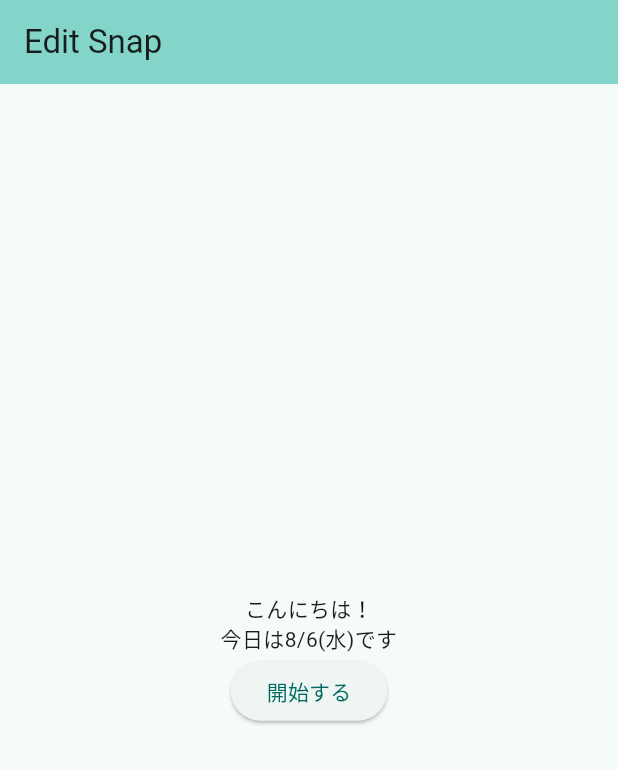
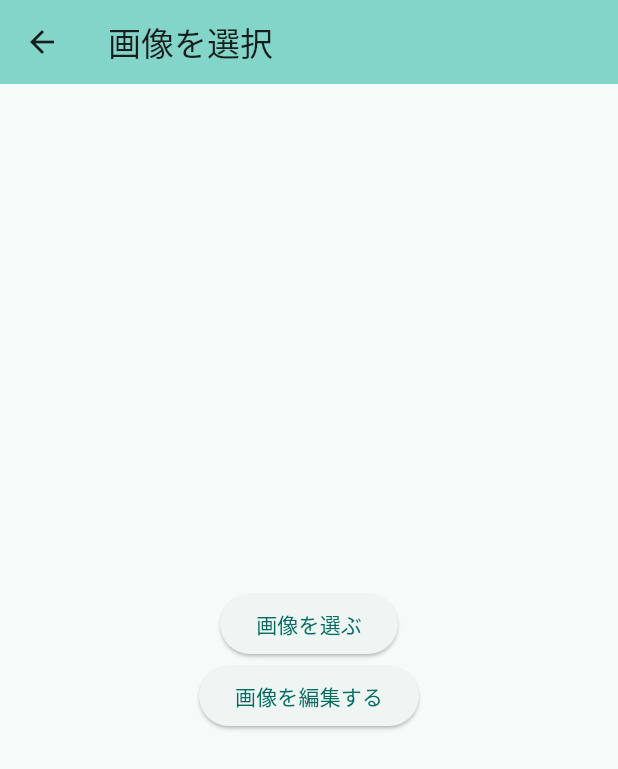
Before and after one commit to f04k04369/flutter-practice-book, a Flutter app: the screen it shows after launch, after a tap on "開始する", on a phone screen of 412 x 824 dp. Shown: the top 769 px of the screen. Run offline on Flutter 3.47's test engine with Material 3 defaults, Android fonts, the phone set to English and light mode, and no system bars; our stand-ins replace flutter_svg, vector_graphics.

Commit message:
画像選択画面へのルーティングとウィジェットの作成

```diff
--- /dev/null
+++ b/lib/image_select_screen.dart
@@ -0,0 +1,32 @@
+import 'package:flutter/material.dart';
+import 'package:practice_book/l10n/app_localizations.dart';
+
+class ImageSelectScreen extends StatelessWidget {
+  const ImageSelectScreen({super.key});
+
+  @override
+  Widget build(BuildContext context) {
+    final l10n = L10n.of(context);
+    return Scaffold(
+      appBar: AppBar(
+        backgroundColor: Theme.of(context).colorScheme.inversePrimary,
+        title: Text(l10n.imageSelectScreenTitle),
+      ),
+      body: Center(
+        child: Column(
+          mainAxisAlignment: MainAxisAlignment.center,
+          children: [
+            ElevatedButton(
+              onPressed: () {},
+              child: Text(l10n.imageSelect),
+            ),
+            ElevatedButton(
+              onPressed: () {},
+              child: Text(l10n.imageEdit),
+            ),
+          ],
+        ),
+      ),
+    );
+  }
+}
--- a/lib/l10n/app_ja.arb
+++ b/lib/l10n/app_ja.arb
@@ -9,5 +9,9 @@
    }
   }
  },
- "start": "開始する"
+ "start": "開始する",
+ "imageSelectScreenTitle": "画像を選択",
+ "imageSelect": "画像を選ぶ",
+ "imageEdit": "画像を編集する"
+
 }
--- a/lib/l10n/app_localizations.dart
+++ b/lib/l10n/app_localizations.dart
@@ -110,6 +110,24 @@ abstract class L10n {
   /// In ja, this message translates to:
   /// **'開始する'**
   String get start;
+
+  /// No description provided for @imageSelectScreenTitle.
+  ///
+  /// In ja, this message translates to:
+  /// **'画像を選択'**
+  String get imageSelectScreenTitle;
+
+  /// No description provided for @imageSelect.
+  ///
+  /// In ja, this message translates to:
+  /// **'画像を選ぶ'**
+  String get imageSelect;
+
+  /// No description provided for @imageEdit.
+  ///
+  /// In ja, this message translates to:
+  /// **'画像を編集する'**
+  String get imageEdit;
 }
 
 class _L10nDelegate extends LocalizationsDelegate<L10n> {
--- a/lib/l10n/app_localizations_ja.dart
+++ b/lib/l10n/app_localizations_ja.dart
@@ -21,4 +21,13 @@ class L10nJa extends L10n {
 
   @override
   String get start => '開始する';
+
+  @override
+  String get imageSelectScreenTitle => '画像を選択';
+
+  @override
+  String get imageSelect => '画像を選ぶ';
+
+  @override
+  String get imageEdit => '画像を編集する';
 }
--- a/lib/start_screen.dart
+++ b/lib/start_screen.dart
@@ -1,4 +1,5 @@
 import 'package:flutter/material.dart';
+import 'package:practice_book/image_select_screen.dart';
 import 'package:practice_book/l10n/app_localizations.dart';
 
 class StartScreen extends StatelessWidget {
@@ -22,7 +23,13 @@ class StartScreen extends StatelessWidget {
           ),
           ElevatedButton(
             child: Text(l10n.start),
-            onPressed: () {},
+            onPressed: () {
+              Navigator.of(context).push(
+                MaterialPageRoute(
+                  builder: (context) => const ImageSelectScreen(),
+                )
+              );
+            },
           ),
         ],
       ),
```
